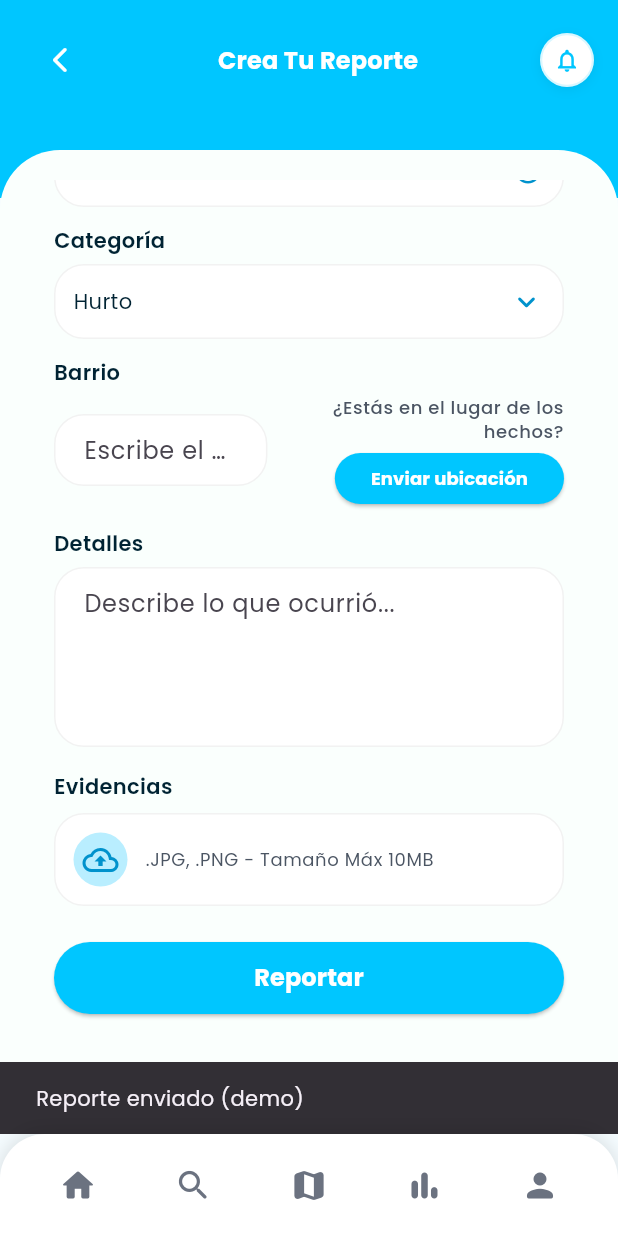
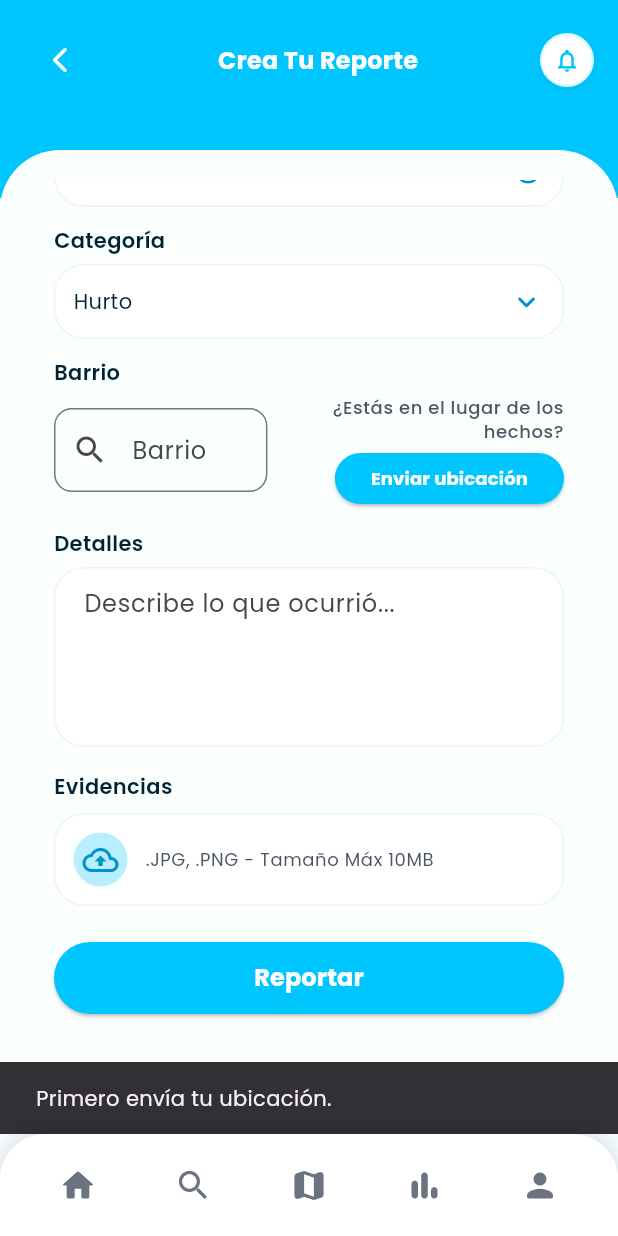
Before and after one commit to JavierS2/safe-map-app, a Flutter app: the CreateReportScreen screen opened by its route, scrolled down 162 dp, after a tap on "Reportar", on a phone screen of 412 x 824 dp. Run offline on Flutter 3.47's test engine with Material 3 defaults, Android fonts, the light colour scheme and no system bars; our stand-ins replace cloud_firestore, firebase_auth, firebase_core, firebase_storage, flutter_map, geolocator and 3 more; accounts and stored records are empty.

Commit message:
Implement report in BD

```diff
--- a/lib/providers/report_provider.dart
+++ b/lib/providers/report_provider.dart
@@ -1,38 +1,31 @@
 import 'package:flutter/material.dart';
-import '../services/firestore_service.dart';
+import 'package:cloud_firestore/cloud_firestore.dart';
+
 import '../models/report_model.dart';
+import '../services/report_service.dart';
 
-class ReportProvider extends ChangeNotifier {
-  final FirestoreService _firestoreService = FirestoreService();
+class ReportProvider with ChangeNotifier {
+  final ReportService _service = ReportService();
 
-  bool isLoading = false;
+  bool loading = false;
   String? errorMessage;
 
-  // ===========================
-  // CREAR REPORTE
-  // ===========================
-  Future<bool> createReport({
-    required String userId,
+  Future<bool> sendReport({
     required DateTime date,
     required String time,
     required String category,
     required String neighborhood,
     required String details,
-    double? lat,
-    double? lng,
+    required double lat,
+    required double lng,
   }) async {
     try {
-      isLoading = true;
-      errorMessage = null;
+      loading = true;
       notifyListeners();
 
-      // Crear ID único
-      final id = _firestoreService.db.collection("reports").doc().id;
-
-      // Modelo
       final report = ReportModel(
-        id: id,
-        userId: userId,
+        id: _service.generateId(),
+        userId: _service.currentUserId,
         date: date,
         time: time,
         category: category,
@@ -40,19 +33,18 @@ class ReportProvider extends ChangeNotifier {
         details: details,
         lat: lat,
         lng: lng,
+        status: "pendiente",
         createdAt: DateTime.now(),
       );
 
-      // Guardar en Firestore
-      await _firestoreService.saveReport(report);
+      await _service.createReport(report);
 
-      isLoading = false;
+      loading = false;
       notifyListeners();
       return true;
-
     } catch (e) {
-      errorMessage = e.toString();
-      isLoading = false;
+      loading = false;
+      errorMessage = "Error al enviar reporte: $e";
       notifyListeners();
       return false;
     }
--- a/lib/screens/report/create_report_screen.dart
+++ b/lib/screens/report/create_report_screen.dart
@@ -1,10 +1,18 @@
 import 'package:flutter/material.dart';
+import 'package:provider/provider.dart';
+import 'package:cloud_firestore/cloud_firestore.dart';
+
+
 import '../../theme/app_colors.dart';
 import '../../widgets/safe_bottom_nav_bar.dart';
+import '../../providers/report_provider.dart';
+
 import 'widgets/report_header.dart';
 import 'widgets/report_text_field.dart';
 import 'widgets/report_dropdown_field.dart';
 import 'widgets/evidence_upload_box.dart';
+import 'widgets/barrios_santa_marta.dart';
+import 'package:geolocator/geolocator.dart';
 
 class CreateReportScreen extends StatefulWidget {
   const CreateReportScreen({super.key});
@@ -23,12 +31,31 @@ class _CreateReportScreenState extends State<CreateReportScreen> {
   String _selectedCategory = 'Hurto';
   final List<String> _categories = ['Hurto', 'Robo', 'Acoso', 'Otro'];
 
+  DateTime? _selectedDate;
+  TimeOfDay? _selectedTime;
+  GeoPoint? _selectedLocation; // ubicación escogida
+
   @override
   void initState() {
     super.initState();
-    _dateController.text = 'Octubre 29, 2025';
-    _timeController.text = '11:45 P.M';
+
+    final now = DateTime.now();
+    _selectedDate = now;
+    _dateController.text = '${now.day}/${now.month}/${now.year}';
+
+    _selectedTime = TimeOfDay.now();
   }
+  @override
+  void didChangeDependencies() {
+    super.didChangeDependencies();
+
+    // Ahora sí podemos usar context aquí
+    if (_timeController.text.isEmpty) {
+      _timeController.text = _selectedTime!.format(context);
+    }
+  }
+
+
 
   @override
   void dispose() {
@@ -43,39 +70,116 @@ class _CreateReportScreenState extends State<CreateReportScreen> {
     final now = DateTime.now();
     final picked = await showDatePicker(
       context: context,
-      initialDate: now,
+      initialDate: _selectedDate ?? now,
       firstDate: DateTime(now.year - 1),
       lastDate: DateTime(now.year + 1),
     );
 
     if (picked != null) {
       setState(() {
-        _dateController.text =
-            '${picked.day}/${picked.month}/${picked.year}';
+        _selectedDate = picked;
+        _dateController.text = '${picked.day}/${picked.month}/${picked.year}';
       });
     }
   }
 
   Future<void> _selectTime() async {
-    final now = TimeOfDay.now();
     final picked = await showTimePicker(
       context: context,
-      initialTime: now,
+      initialTime: _selectedTime ?? TimeOfDay.now(),
     );
 
     if (picked != null) {
       setState(() {
+        _selectedTime = picked;
         _timeController.text = picked.format(context);
       });
     }
   }
 
-  void _submitReport() {
-    // TODO: enviar datos a tu backend / firestore, etc.
+  Future<void> _setCurrentLocation() async {
+  bool serviceEnabled;
+  LocationPermission permission;
+
+  // Verificar si el GPS está activado
+  serviceEnabled = await Geolocator.isLocationServiceEnabled();
+  if (!serviceEnabled) {
     ScaffoldMessenger.of(context).showSnackBar(
-      const SnackBar(content: Text('Reporte enviado (demo)')),
+      const SnackBar(content: Text("Por favor activa la ubicación del dispositivo.")),
+    );
+    return;
+  }
+
+  // Verificar permisos
+  permission = await Geolocator.checkPermission();
+  if (permission == LocationPermission.denied) {
+    permission = await Geolocator.requestPermission();
+    if (permission == LocationPermission.denied) {
+      ScaffoldMessenger.of(context).showSnackBar(
+        const SnackBar(content: Text("Permiso de ubicación denegado.")),
+      );
+      return;
+    }
+  }
+
+  if (permission == LocationPermission.deniedForever) {
+    ScaffoldMessenger.of(context).showSnackBar(
+      const SnackBar(
+        content: Text("Permiso denegado permanentemente. Actívalo desde ajustes."),
+      ),
+    );
+    return;
+  }
+
+  // Obtener ubicación REAL del dispositivo
+  final position = await Geolocator.getCurrentPosition(
+    desiredAccuracy: LocationAccuracy.high,
+  );
+
+  setState(() {
+    _selectedLocation = GeoPoint(position.latitude, position.longitude);
+  });
+
+  ScaffoldMessenger.of(context).showSnackBar(
+    const SnackBar(content: Text("Ubicación obtenida correctamente.")),
   );
 }
+
+
+  void _submitReport() async {
+  final provider = Provider.of<ReportProvider>(context, listen: false);
+
+  if (_selectedLocation == null) {
+    ScaffoldMessenger.of(context).showSnackBar(
+      const SnackBar(content: Text("Primero envía tu ubicación.")),
+    );
+    return;
+  }
+
+  final success = await provider.sendReport(
+    date: _selectedDate!,
+    time: _selectedTime!.format(context),
+    category: _selectedCategory,
+    neighborhood: _neighborhoodController.text.trim(),
+    details: _detailsController.text.trim(),
+    lat: _selectedLocation!.latitude,
+    lng: _selectedLocation!.longitude,
+  );
+
+  if (!success) {
+    ScaffoldMessenger.of(context).showSnackBar(
+      SnackBar(content: Text(provider.errorMessage ?? "Error inesperado")),
+    );
+    return;
+  }
+
+  ScaffoldMessenger.of(context).showSnackBar(
+    const SnackBar(content: Text("Reporte enviado correctamente")),
+  );
+
+  Navigator.pop(context);
+}
+
 
   @override
   Widget build(BuildContext context) {
@@ -85,13 +189,8 @@ class _CreateReportScreenState extends State<CreateReportScreen> {
       body: SafeArea(
         child: Column(
           children: [
-            // Header azul con título
             const ReportHeader(),
-
-            // extend blue a bit so top of white panel overlays blue
             Container(height: 48, color: AppColors.primary),
-
-            // White rounded panel overlapping the header
             Expanded(
               child: Transform.translate(
                 offset: const Offset(0, -32),
@@ -105,7 +204,8 @@ class _CreateReportScreenState extends State<CreateReportScreen> {
                   ),
                   padding: const EdgeInsets.all(20),
                   child: SingleChildScrollView(
-                    padding: const EdgeInsets.symmetric(horizontal: 16, vertical: 20),
+                    padding: const EdgeInsets.symmetric(
+                        horizontal: 16, vertical: 20),
                     child: Column(
                       crossAxisAlignment: CrossAxisAlignment.stretch,
                       children: [
@@ -118,6 +218,7 @@ class _CreateReportScreenState extends State<CreateReportScreen> {
                           onTap: _selectDate,
                         ),
                         const SizedBox(height: 12),
+
                         // Hora
                         ReportTextField(
                           label: 'Hora',
@@ -127,6 +228,7 @@ class _CreateReportScreenState extends State<CreateReportScreen> {
                           onTap: _selectTime,
                         ),
                         const SizedBox(height: 12),
+
                         // Categoría
                         ReportDropdownField(
                           label: 'Categoría',
@@ -139,10 +241,12 @@ class _CreateReportScreenState extends State<CreateReportScreen> {
                           },
                         ),
                         const SizedBox(height: 12),
+
                         // Barrio + ubicación
                         Text(
                           'Barrio',
-                          style: Theme.of(context).textTheme.bodyMedium?.copyWith(
+                          style:
+                              Theme.of(context).textTheme.bodyMedium?.copyWith(
                                     color: AppColors.textPrimary,
                                     fontWeight: FontWeight.w600,
                                   ),
@@ -152,10 +256,8 @@ class _CreateReportScreenState extends State<CreateReportScreen> {
                           children: [
                             Expanded(
                                 flex: 3,
-                              child: ReportTextField(
+                                child: BarrioSearchField(
                                   controller: _neighborhoodController,
-                                label: null,
-                                hintText: 'Escribe el barrio',
                                 ),
                             ),
                             const SizedBox(width: 8),
@@ -179,13 +281,12 @@ class _CreateReportScreenState extends State<CreateReportScreen> {
                                   SizedBox(
                                     height: 34,
                                     child: ElevatedButton(
-                                      onPressed: () {
-                                        // TODO: obtener ubicación actual
-                                      },
+                                      onPressed: _setCurrentLocation,
                                       style: ElevatedButton.styleFrom(
                                         backgroundColor: AppColors.primary,
                                         shape: RoundedRectangleBorder(
-                                          borderRadius: BorderRadius.circular(20),
+                                          borderRadius:
+                                              BorderRadius.circular(20),
                                         ),
                                       ),
                                       child: const Text(
@@ -204,6 +305,7 @@ class _CreateReportScreenState extends State<CreateReportScreen> {
                           ],
                         ),
                         const SizedBox(height: 16),
+
                         // Detalles
                         ReportTextField(
                           label: 'Detalles',
@@ -212,9 +314,11 @@ class _CreateReportScreenState extends State<CreateReportScreen> {
                           maxLines: 4,
                         ),
                         const SizedBox(height: 16),
+
                         // Evidencias
                         const EvidenceUploadBox(),
                         const SizedBox(height: 24),
+
                         // Botón Reportar
                         SizedBox(
                           height: 48,
--- /dev/null
+++ b/lib/screens/report/widgets/barrios_santa_marta.dart
@@ -0,0 +1,390 @@
+import 'package:flutter/material.dart';
+import 'barrios_santa_marta.dart';
+
+
+const List<String> barriosSantaMarta = [
+  "1º de Mayo",
+  "Acacias",
+  "Boulevard de la 19",
+  "Calle 29 hasta la Cra. 5ª",
+  "Cañaveral",
+  "Ciudadela 29 de Julio",
+  "Corea",
+  "Daniel Sánchez",
+  "El Piñon I",
+  "El Piñon II",
+  "El Trébol",
+  "La Lucha",
+  "Las Américas",
+  "Las Colinas del Pando",
+  "Loma Fresca",
+  "Los Faroles",
+  "Los Laureles",
+  "Loteo Graciela Riascos",
+  "Manzanares",
+  "María Eugenia",
+  "Martinete",
+  "Murallas",
+  "Pando",
+  "Pando I",
+  "Pastrana",
+  "Privilegio",
+  "San José Del S",
+  "San Pablo",
+  "Urbanización Villas de Alejandría",
+  "Veinte de Enero",
+  "Villa del Carmen",
+  "Villa del Mar",
+  "Villa Marbella",
+  "20 de Octubre",
+  "Av. Libertador - P. Mamatoco",
+  "Bolivariana",
+  "Conjunto Residencial Canarias",
+  "Cantilito I",
+  "Cantilito II",
+  "Cantilito III",
+  "Cantilito IV",
+  "El Bosque",
+  "El Carmen",
+  "El Cisne",
+  "El Refugio",
+  "Invasión Nueva La Rosalía",
+  "Los Trupillos",
+  "Las Malvinas",
+  "Mamatoco",
+  "Nueva Colombia",
+  "Nueva Mansión",
+  "Nueva Venecia",
+  "Nuevo Milenio",
+  "Once de Noviembre",
+  "Quebrada M.",
+  "Rodrigo Ahumada",
+  "San Tropel",
+  "Timayui I",
+  "Timayui II",
+  "Timayui III",
+  "Tres Puentes",
+  "Urbanización Alejandrina",
+  "Urbanización Boulevard del Rio",
+  "Urbanización Garagoa",
+  "Urbanización Villa del Mar",
+  "Villa Campo",
+  "Villa Dania",
+  "Villa Ely",
+  "Villa Italia",
+  "Villa Marina",
+  "Villa Mercedes",
+  "Villa Sara",
+  "Villa Toledo",
+  "Villa Trinidad",
+  "Villa U",
+  "Yucal 1",
+  "Yucal 2",
+  "Acodis",
+  "Altos Santa Cruz",
+  "Andrea Carolina",
+  "Asocom Corintio",
+  "Curinca",
+  "La Concepción II",
+  "La Concepción III",
+  "La Concepción IV",
+  "La Concepción V",
+  "La Lucha - 19 de Abril",
+  "Líbano 2000",
+  "Los Nogales",
+  "Los Pinos",
+  "Luz del Mundo",
+  "Montpellier",
+  "Santa Clara",
+  "Alto de Santa Cruz",
+  "Santa Cruz",
+  "Santa Lucía",
+  "Tamacá",
+  "Tejares del Libertador",
+  "Urbanización El Parque",
+  "Urbanización Mayorga",
+  "Villas de Santa Cruz",
+  "Philadelfia",
+  "Brisas de La Sierra",
+  "Zona Franca Industrial",
+  "Ciudad del Sol",
+  "Alambique",
+  "Bavaria",
+  "Bavaria Reservado",
+  "Bellavista",
+  "Bolívar",
+  "Boston",
+  "Centro",
+  "Centro Histórico",
+  "Costa Verde",
+  "El Mayor",
+  "El Prado",
+  "El Pueblito",
+  "El Territorial",
+  "Urbanización Colón",
+  "La Esperanza",
+  "La Gran Vía",
+  "La Logia",
+  "La Tenería",
+  "Los Ángeles",
+  "Los Troncos",
+  "Minuto de Dios",
+  "Miramar",
+  "Obrero",
+  "Puerto Mosquito",
+  "Santa Cecilia",
+  "Santa Veronica",
+  "Taminaca 1",
+  "Taminaca 2",
+  "Tierra Baja",
+  "Trece de Junio",
+  "Urbanización El Refugio",
+  "Villa del Rosario",
+  "Zona del Mercado",
+  "Alfonso López",
+  "Almendro",
+  "Betania",
+  "César Mendoza",
+  "20 de Julio",
+  "Barrio Obrero",
+  "Cristo Rey",
+  "Nacho Vives",
+  "El Pradito",
+  "El Recreo",
+  "Ensenada Juan XXIII 1",
+  "Ensenada Juan XXIII 2",
+  "Ensenada",
+  "Olaya",
+  "Los Almendros",
+  "Manguitos",
+  "Miraflores",
+  "Olaya Herrera",
+  "Pescaito",
+  "San Fernando",
+  "San Jorge",
+  "San Martín",
+  "Urbanización Berlín",
+  "Urbanización Campo Alegre",
+  "Urbanización Guido",
+  "Urbanización Hábitat",
+  "Urbanización Pérez Dávila",
+  "Urbanización Riascos",
+  "Urbanización Veracruz",
+  "Veracruz",
+  "13 de Junio",
+  "Altos de Santa Rita",
+  "El Olivo",
+  "7 de Agosto",
+  "Los Alcázares",
+  "Alto Jardín",
+  "Andrea Doria",
+  "AV. Del Río III Etapa",
+  "Boston Caribe Inn",
+  "El Cundí",
+  "Elvira María",
+  "Jardín",
+  "Libertador",
+  "Los Cocos",
+  "Mercado Público",
+  "Modelo",
+  "Municipal",
+  "Nueva Granada",
+  "Urbanización Las Delicias",
+  "Nuevo Jardín",
+  "Pepe Hurtado",
+  "Perehuétano",
+  "Porvenir",
+  "Postobón",
+  "Recreo",
+  "Salamanca",
+  "San Francisco",
+  "San José",
+  "Santa Catalina",
+  "Santa Catalina 2000",
+  "Santa Helena",
+  "Urb. Benjamín Alzate",
+  "Urbanización Autopista",
+  "Urbanización Bavaria Country",
+  "Urbanización Caracas",
+  "Urbanización El Río",
+  "Urbanización Elvia Mejía",
+  "Urbanización Guerrero",
+  "Urbanización Los Cerros",
+  "Urbanización Nuevo Jardín",
+  "Urbanización Pradera",
+  "Urbanización Reposo",
+  "Urbanización San Carlos",
+  "Urbanización Santa Elena",
+  "Urbanización Santa Rita",
+  "Urbanización Silvia Rosa",
+  "17 de Diciembre",
+  "8 de Diciembre",
+  "8 de Febrero",
+  "8 de Noviembre",
+  "Altos Delicias",
+  "Altos Simón Bolívar",
+  "Altos Villa Concha",
+  "Balcones del Libertador",
+  "Bastidas",
+  "Belén",
+  "Benjamín Alzate",
+  "Buenos Aires",
+  "Cardonales",
+  "Chimila 1",
+  "Chimila 2",
+  "Divino Niño",
+  "El Pantano",
+  "Esmeralda",
+  "Florida",
+  "Galán",
+  "Galicia",
+  "La Estrella",
+  "La Unión",
+  "Las Vegas",
+  "Los Fundadores",
+  "Luis R. Calvo",
+  "Miguel Pinedo",
+  "Nueva Galicia",
+  "Nuevo Armero",
+  "Oasis",
+  "Ondas del Caribe",
+  "Pamplonita",
+  "Paraíso",
+  "San Ramón",
+  "Santa Mónica",
+  "Santafé",
+  "Simón Bolívar",
+  "Tayrona 1",
+  "Tayrona 2",
+  "Urbanización Santa Lucía",
+  "Villa Aurora",
+  "Villa Betel",
+  "Villa del Carmen",
+  "Villa del Río",
+  "Brisas del Lago",
+  "Cerro Intermedio",
+  "Cerro La Llorona",
+  "Cerro La Virgen",
+  "Cerro M Cristal",
+  "Doce de Octubre",
+  "Eduardo Gutiérrez",
+  "El Carmen",
+  "El Socorro",
+  "El Valle de Gaira",
+  "Gaira Centro",
+  "La Magdalena",
+  "La Quemada",
+  "La Quinina",
+  "Lago Dulcino",
+  "Las Colinas",
+  "Las Palmeras",
+  "Nueva Betel",
+  "Rodadero Tradicional",
+  "Sarabanda",
+  "Vereda Mosquito",
+  "Villa Berlín",
+  "Villa Tanga",
+  "Puente Arhuacos",
+  "Bella Vista",
+  "Bello",
+  "Sol Cristalina",
+  "Cristo Rey",
+  "Don Jaca",
+  "Alto El Mango",
+  "Gauchovand",
+  "La Chivera",
+  "La Eva",
+  "La Paz",
+  "Limón",
+  "Los Lirios",
+  "Sircasia",
+  "Totumo",
+  "Villa Taroa",
+  "Vista del Mar",
+  "Vista Hermosa",
+  "Bonda",
+  "Bello horizonte",
+  "La Concepción I"
+];
+
+
+class BarrioSearchField extends StatefulWidget {
+  final TextEditingController controller;
+
+  const BarrioSearchField({super.key, required this.controller});
+
+  @override
+  State<BarrioSearchField> createState() => _BarrioSearchFieldState();
+}
+
+class _BarrioSearchFieldState extends State<BarrioSearchField> {
+  List<String> filtered = [];
+  bool showList = false;
+
+  @override
+  void initState() {
+    super.initState();
+    filtered = barriosSantaMarta;
+  }
+
+  void updateSearch(String query) {
+    setState(() {
+      filtered = barriosSantaMarta
+          .where((b) => b.toLowerCase().contains(query.toLowerCase()))
+          .toList();
+      showList = query.isNotEmpty;
+    });
+  }
+
+  @override
+  Widget build(BuildContext context) {
+    return Column(
+      children: [
+        TextField(
+          controller: widget.controller,
+          onChanged: updateSearch,
+          decoration: InputDecoration(
+            labelText: "Barrio",
+            hintText: "Escribe el barrio...",
+            border: OutlineInputBorder(
+              borderRadius: BorderRadius.circular(12),
+            ),
+            prefixIcon: const Icon(Icons.search),
+          ),
+        ),
+
+        // Lista desplegable de resultados
+        if (showList)
+          Container(
+            height: 200,
+            margin: const EdgeInsets.only(top: 5),
+            decoration: BoxDecoration(
+              color: Colors.white,
+              borderRadius: BorderRadius.circular(12),
+              border: Border.all(color: Colors.grey.shade300),
+              boxShadow: [
+                BoxShadow(
+                  color: Colors.black.withOpacity(0.05),
+                  blurRadius: 4,
+                  offset: const Offset(0, 2),
+                ),
+              ],
+            ),
+            child: ListView.builder(
+              itemCount: filtered.length,
+              itemBuilder: (context, index) {
+                final barrio = filtered[index];
+                return ListTile(
+                  title: Text(barrio),
+                  onTap: () {
+                    widget.controller.text = barrio;
+                    setState(() => showList = false);
+                  },
+                );
+              },
+            ),
+          ),
+      ],
+    );
+  }
+}
--- /dev/null
+++ b/lib/services/report_service.dart
@@ -0,0 +1,18 @@
+import 'package:cloud_firestore/cloud_firestore.dart';
+import '../models/report_model.dart';
+
+class ReportService {
+  final FirebaseFirestore _db = FirebaseFirestore.instance;
+
+  Future<void> createReport(ReportModel report) async {
+    await _db.collection("reports").doc(report.id).set(report.toMap());
+  }
+
+  String generateId() {
+    return _db.collection("reports").doc().id;
+  }
+
+  String get currentUserId {
+    return FirebaseFirestore.instance.app.options.projectId;
+  }
+}
```
Lines whose indentation alone changed are shown as unchanged.
